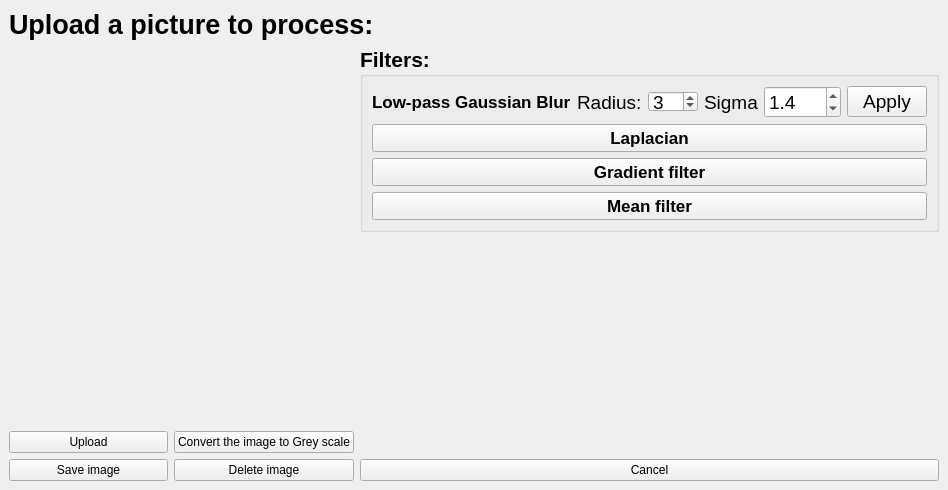
Qt form image_processing.ui (RitaPlusPlus/image-processing) before a commit.
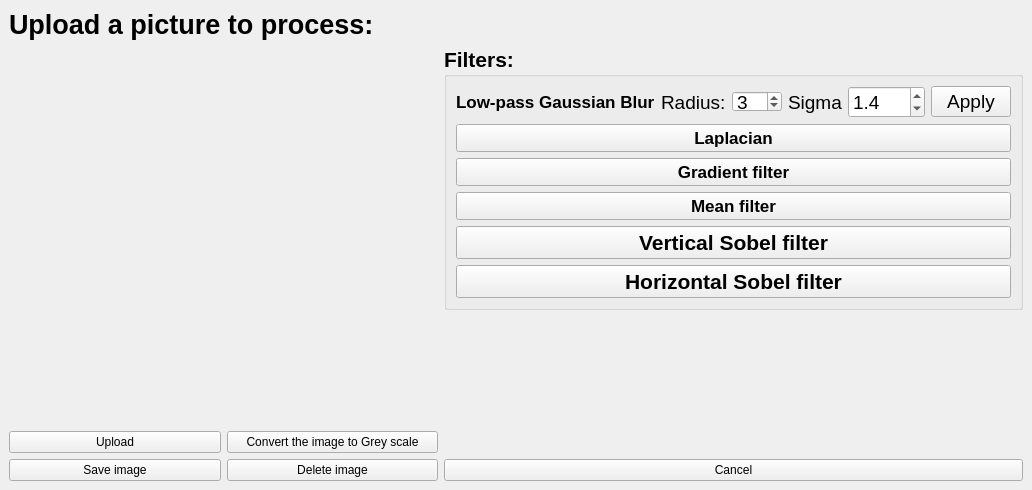
The same form after that commit.

Commit message: Vertical + Horizontal Sobel

```diff
--- a/image_processing.ui
+++ b/image_processing.ui
@@ -6,7 +6,7 @@
    <rect>
     <x>0</x>
     <y>0</y>
-    <width>948</width>
+    <width>1032</width>
     <height>490</height>
    </rect>
   </property>
@@ -227,6 +227,20 @@
            </property>
           </widget>
          </item>
+         <item>
+          <widget class="QPushButton" name="pushB_vSobel">
+           <property name="text">
+            <string>Vertical Sobel filter</string>
+           </property>
+          </widget>
+         </item>
+         <item>
+          <widget class="QPushButton" name="pushB_hSobel">
+           <property name="text">
+            <string>Horizontal Sobel filter</string>
+           </property>
+          </widget>
+         </item>
         </layout>
        </widget>
       </item>
```
The commit also changes 7 other files.
